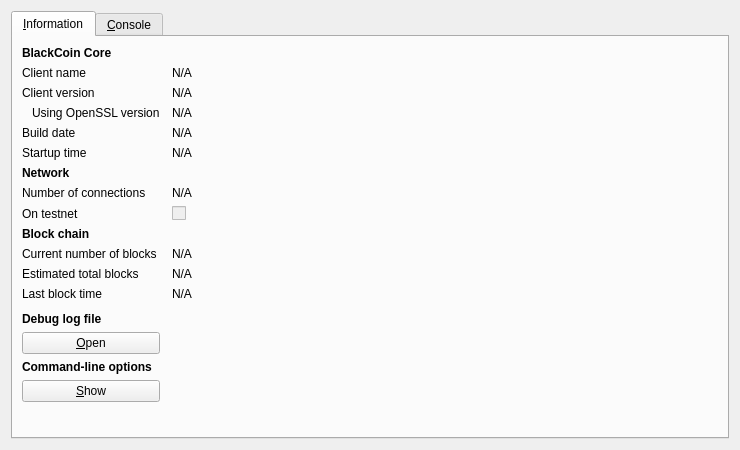
Before: the Qt Designer form src/qt/forms/rpcconsole.ui in hanxianzhai/poscoin, drawn with Qt 5.
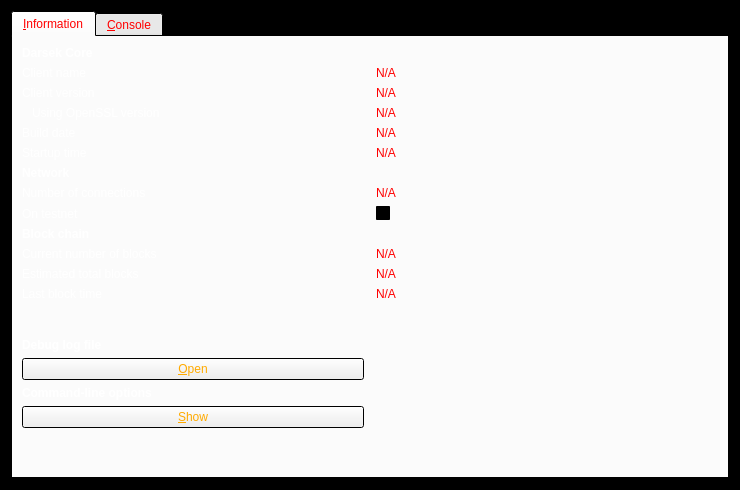
After: the same form once the commit is applied. Icons and pictures are not drawn.

The edit to the form file:
```diff
--- a/src/qt/forms/rpcconsole.ui
+++ b/src/qt/forms/rpcconsole.ui
@@ -7,9 +7,127 @@
     <x>0</x>
     <y>0</y>
     <width>740</width>
-    <height>450</height>
+    <height>490</height>
    </rect>
   </property>
+  <property name="palette">
+   <palette>
+    <active>
+     <colorrole role="WindowText">
+      <brush brushstyle="SolidPattern">
+       <color alpha="255">
+        <red>255</red>
+        <green>0</green>
+        <blue>0</blue>
+       </color>
+      </brush>
+     </colorrole>
+     <colorrole role="Text">
+      <brush brushstyle="SolidPattern">
+       <color alpha="255">
+        <red>255</red>
+        <green>170</green>
+        <blue>0</blue>
+       </color>
+      </brush>
+     </colorrole>
+     <colorrole role="Base">
+      <brush brushstyle="SolidPattern">
+       <color alpha="255">
+        <red>255</red>
+        <green>255</green>
+        <blue>255</blue>
+       </color>
+      </brush>
+     </colorrole>
+     <colorrole role="Window">
+      <brush brushstyle="SolidPattern">
+       <color alpha="255">
+        <red>0</red>
+        <green>0</green>
+        <blue>0</blue>
+       </color>
+      </brush>
+     </colorrole>
+    </active>
+    <inactive>
+     <colorrole role="WindowText">
+      <brush brushstyle="SolidPattern">
+       <color alpha="255">
+        <red>255</red>
+        <green>0</green>
+        <blue>0</blue>
+       </color>
+      </brush>
+     </colorrole>
+     <colorrole role="Text">
+      <brush brushstyle="SolidPattern">
+       <color alpha="255">
+        <red>255</red>
+        <green>170</green>
+        <blue>0</blue>
+       </color>
+      </brush>
+     </colorrole>
+     <colorrole role="Base">
+      <brush brushstyle="SolidPattern">
+       <color alpha="255">
+        <red>255</red>
+        <green>255</green>
+        <blue>255</blue>
+       </color>
+      </brush>
+     </colorrole>
+     <colorrole role="Window">
+      <brush brushstyle="SolidPattern">
+       <color alpha="255">
+        <red>0</red>
+        <green>0</green>
+        <blue>0</blue>
+       </color>
+      </brush>
+     </colorrole>
+    </inactive>
+    <disabled>
+     <colorrole role="WindowText">
+      <brush brushstyle="SolidPattern">
+       <color alpha="255">
+        <red>132</red>
+        <green>132</green>
+        <blue>132</blue>
+       </color>
+      </brush>
+     </colorrole>
+     <colorrole role="Text">
+      <brush brushstyle="SolidPattern">
+       <color alpha="255">
+        <red>132</red>
+        <green>132</green>
+        <blue>132</blue>
+       </color>
+      </brush>
+     </colorrole>
+     <colorrole role="Base">
+      <brush brushstyle="SolidPattern">
+       <color alpha="255">
+        <red>0</red>
+        <green>0</green>
+        <blue>0</blue>
+       </color>
+      </brush>
+     </colorrole>
+     <colorrole role="Window">
+      <brush brushstyle="SolidPattern">
+       <color alpha="255">
+        <red>0</red>
+        <green>0</green>
+        <blue>0</blue>
+       </color>
+      </brush>
+     </colorrole>
+    </disabled>
+   </palette>
+  </property>
   <property name="windowTitle">
    <string>BlackCoin - Debug window</string>
   </property>
@@ -23,12 +141,49 @@
       <attribute name="title">
        <string>&amp;Information</string>
       </attribute>
-      <layout class="QGridLayout" name="gridLayout" columnstretch="0,1">
+      <layout class="QGridLayout" name="gridLayout" columnstretch="0,0">
        <property name="horizontalSpacing">
         <number>12</number>
        </property>
-       <item row="0" column="0">
-        <widget class="QLabel" name="label_9">
+       <item row="14" column="0">
+        <widget class="QLabel" name="labelDebugLogfile">
+         <property name="palette">
+          <palette>
+           <active>
+            <colorrole role="WindowText">
+             <brush brushstyle="SolidPattern">
+              <color alpha="255">
+               <red>255</red>
+               <green>255</green>
+               <blue>255</blue>
+              </color>
+             </brush>
+            </colorrole>
+           </active>
+           <inactive>
+            <colorrole role="WindowText">
+             <brush brushstyle="SolidPattern">
+              <color alpha="255">
+               <red>255</red>
+               <green>255</green>
+               <blue>255</blue>
+              </color>
+             </brush>
+            </colorrole>
+           </inactive>
+           <disabled>
+            <colorrole role="WindowText">
+             <brush brushstyle="SolidPattern">
+              <color alpha="255">
+               <red>132</red>
+               <green>132</green>
+               <blue>132</blue>
+              </color>
+             </brush>
+            </colorrole>
+           </disabled>
+          </palette>
+         </property>
          <property name="font">
           <font>
            <weight>75</weight>
@@ -36,22 +191,18 @@
           </font>
          </property>
          <property name="text">
-          <string>BlackCoin Core</string>
+          <string>Debug log file</string>
          </property>
         </widget>
        </item>
-       <item row="1" column="0">
-        <widget class="QLabel" name="label_5">
-         <property name="text">
-          <string>Client name</string>
-         </property>
-        </widget>
-       </item>
-       <item row="1" column="1">
-        <widget class="QLabel" name="clientName">
+       <item row="10" column="1">
+        <widget class="QLabel" name="numberOfBlocks">
          <property name="cursor">
           <cursorShape>IBeamCursor</cursorShape>
          </property>
+         <property name="styleSheet">
+          <string notr="true">color: rgb(255, 0, 0);</string>
+         </property>
          <property name="text">
           <string>N/A</string>
          </property>
@@ -63,18 +214,58 @@
          </property>
         </widget>
        </item>
-       <item row="2" column="0">
-        <widget class="QLabel" name="label_6">
+       <item row="10" column="0">
+        <widget class="QLabel" name="label_3">
+         <property name="palette">
+          <palette>
+           <active>
+            <colorrole role="WindowText">
+             <brush brushstyle="SolidPattern">
+              <color alpha="255">
+               <red>255</red>
+               <green>255</green>
+               <blue>255</blue>
+              </color>
+             </brush>
+            </colorrole>
+           </active>
+           <inactive>
+            <colorrole role="WindowText">
+             <brush brushstyle="SolidPattern">
+              <color alpha="255">
+               <red>255</red>
+               <green>255</green>
+               <blue>255</blue>
+              </color>
+             </brush>
+            </colorrole>
+           </inactive>
+           <disabled>
+            <colorrole role="WindowText">
+             <brush brushstyle="SolidPattern">
+              <color alpha="255">
+               <red>132</red>
+               <green>132</green>
+               <blue>132</blue>
+              </color>
+             </brush>
+            </colorrole>
+           </disabled>
+          </palette>
+         </property>
          <property name="text">
-          <string>Client version</string>
+          <string>Current number of blocks</string>
          </property>
         </widget>
        </item>
-       <item row="2" column="1">
-        <widget class="QLabel" name="clientVersion">
+       <item row="4" column="1">
+        <widget class="QLabel" name="buildDate">
          <property name="cursor">
           <cursorShape>IBeamCursor</cursorShape>
          </property>
+         <property name="styleSheet">
+          <string notr="true">color: rgb(255, 0, 0);</string>
+         </property>
          <property name="text">
           <string>N/A</string>
          </property>
@@ -86,8 +277,133 @@
          </property>
         </widget>
        </item>
+       <item row="12" column="0">
+        <widget class="QLabel" name="label_2">
+         <property name="palette">
+          <palette>
+           <active>
+            <colorrole role="WindowText">
+             <brush brushstyle="SolidPattern">
+              <color alpha="255">
+               <red>255</red>
+               <green>255</green>
+               <blue>255</blue>
+              </color>
+             </brush>
+            </colorrole>
+           </active>
+           <inactive>
+            <colorrole role="WindowText">
+             <brush brushstyle="SolidPattern">
+              <color alpha="255">
+               <red>255</red>
+               <green>255</green>
+               <blue>255</blue>
+              </color>
+             </brush>
+            </colorrole>
+           </inactive>
+           <disabled>
+            <colorrole role="WindowText">
+             <brush brushstyle="SolidPattern">
+              <color alpha="255">
+               <red>132</red>
+               <green>132</green>
+               <blue>132</blue>
+              </color>
+             </brush>
+            </colorrole>
+           </disabled>
+          </palette>
+         </property>
+         <property name="text">
+          <string>Last block time</string>
+         </property>
+        </widget>
+       </item>
+       <item row="7" column="0">
+        <widget class="QLabel" name="label_7">
+         <property name="palette">
+          <palette>
+           <active>
+            <colorrole role="WindowText">
+             <brush brushstyle="SolidPattern">
+              <color alpha="255">
+               <red>255</red>
+               <green>255</green>
+               <blue>255</blue>
+              </color>
+             </brush>
+            </colorrole>
+           </active>
+           <inactive>
+            <colorrole role="WindowText">
+             <brush brushstyle="SolidPattern">
+              <color alpha="255">
+               <red>255</red>
+               <green>255</green>
+               <blue>255</blue>
+              </color>
+             </brush>
+            </colorrole>
+           </inactive>
+           <disabled>
+            <colorrole role="WindowText">
+             <brush brushstyle="SolidPattern">
+              <color alpha="255">
+               <red>132</red>
+               <green>132</green>
+               <blue>132</blue>
+              </color>
+             </brush>
+            </colorrole>
+           </disabled>
+          </palette>
+         </property>
+         <property name="text">
+          <string>Number of connections</string>
+         </property>
+        </widget>
+       </item>
        <item row="3" column="0">
         <widget class="QLabel" name="label_14">
+         <property name="palette">
+          <palette>
+           <active>
+            <colorrole role="WindowText">
+             <brush brushstyle="SolidPattern">
+              <color alpha="255">
+               <red>255</red>
+               <green>255</green>
+               <blue>255</blue>
+              </color>
+             </brush>
+            </colorrole>
+           </active>
+           <inactive>
+            <colorrole role="WindowText">
+             <brush brushstyle="SolidPattern">
+              <color alpha="255">
+               <red>255</red>
+               <green>255</green>
+               <blue>255</blue>
+              </color>
+             </brush>
+            </colorrole>
+           </inactive>
+           <disabled>
+            <colorrole role="WindowText">
+             <brush brushstyle="SolidPattern">
+              <color alpha="255">
+               <red>132</red>
+               <green>132</green>
+               <blue>132</blue>
+              </color>
+             </brush>
+            </colorrole>
+           </disabled>
+          </palette>
+         </property>
          <property name="text">
           <string>Using OpenSSL version</string>
          </property>
@@ -96,35 +412,15 @@
          </property>
         </widget>
        </item>
-       <item row="3" column="1">
-        <widget class="QLabel" name="openSSLVersion">
+       <item row="1" column="1">
+        <widget class="QLabel" name="clientName">
          <property name="cursor">
           <cursorShape>IBeamCursor</cursorShape>
          </property>
-         <property name="text">
-          <string>N/A</string>
+         <property name="styleSheet">
+          <string notr="true">color: rgb(255, 0, 0);</string>
          </property>
-         <property name="textFormat">
-          <enum>Qt::PlainText</enum>
-         </property>
-         <property name="textInteractionFlags">
-          <set>Qt::LinksAccessibleByMouse|Qt::TextSelectableByKeyboard|Qt::TextSelectableByMouse</set>
-         </property>
-        </widget>
-       </item>
-       <item row="4" column="0">
-        <widget class="QLabel" name="label_12">
          <property name="text">
-          <string>Build date</string>
-         </property>
-        </widget>
-       </item>
-       <item row="4" column="1">
-        <widget class="QLabel" name="buildDate">
-         <property name="cursor">
-          <cursorShape>IBeamCursor</cursorShape>
-         </property>
-         <property name="text">
           <string>N/A</string>
          </property>
          <property name="textFormat">
@@ -135,18 +431,14 @@
          </property>
         </widget>
        </item>
-       <item row="5" column="0">
-        <widget class="QLabel" name="label_13">
-         <property name="text">
-          <string>Startup time</string>
-         </property>
-        </widget>
-       </item>
-       <item row="5" column="1">
-        <widget class="QLabel" name="startupTime">
+       <item row="7" column="1">
+        <widget class="QLabel" name="numberOfConnections">
          <property name="cursor">
           <cursorShape>IBeamCursor</cursorShape>
          </property>
+         <property name="styleSheet">
+          <string notr="true">color: rgb(255, 0, 0);</string>
+         </property>
          <property name="text">
           <string>N/A</string>
          </property>
@@ -160,6 +452,43 @@
        </item>
        <item row="6" column="0">
         <widget class="QLabel" name="label_11">
+         <property name="palette">
+          <palette>
+           <active>
+            <colorrole role="WindowText">
+             <brush brushstyle="SolidPattern">
+              <color alpha="255">
+               <red>255</red>
+               <green>255</green>
+               <blue>255</blue>
+              </color>
+             </brush>
+            </colorrole>
+           </active>
+           <inactive>
+            <colorrole role="WindowText">
+             <brush brushstyle="SolidPattern">
+              <color alpha="255">
+               <red>255</red>
+               <green>255</green>
+               <blue>255</blue>
+              </color>
+             </brush>
+            </colorrole>
+           </inactive>
+           <disabled>
+            <colorrole role="WindowText">
+             <brush brushstyle="SolidPattern">
+              <color alpha="255">
+               <red>132</red>
+               <green>132</green>
+               <blue>132</blue>
+              </color>
+             </brush>
+            </colorrole>
+           </disabled>
+          </palette>
+         </property>
          <property name="font">
           <font>
            <weight>75</weight>
@@ -171,71 +500,58 @@
          </property>
         </widget>
        </item>
-       <item row="7" column="0">
-        <widget class="QLabel" name="label_7">
-         <property name="text">
-          <string>Number of connections</string>
+       <item row="2" column="0">
+        <widget class="QLabel" name="label_6">
+         <property name="palette">
+          <palette>
+           <active>
+            <colorrole role="WindowText">
+             <brush brushstyle="SolidPattern">
+              <color alpha="255">
+               <red>255</red>
+               <green>255</green>
+               <blue>255</blue>
+              </color>
+             </brush>
+            </colorrole>
+           </active>
+           <inactive>
+            <colorrole role="WindowText">
+             <brush brushstyle="SolidPattern">
+              <color alpha="255">
+               <red>255</red>
+               <green>255</green>
+               <blue>255</blue>
+              </color>
+             </brush>
+            </colorrole>
+           </inactive>
+           <disabled>
+            <colorrole role="WindowText">
+             <brush brushstyle="SolidPattern">
+              <color alpha="255">
+               <red>132</red>
+               <green>132</green>
+               <blue>132</blue>
+              </color>
+             </brush>
+            </colorrole>
+           </disabled>
+          </palette>
          </property>
-        </widget>
-       </item>
-       <item row="7" column="1">
-        <widget class="QLabel" name="numberOfConnections">
-         <property name="cursor">
-          <cursorShape>IBeamCursor</cursorShape>
-         </property>
          <property name="text">
-          <string>N/A</string>
+          <string>Client version</string>
          </property>
-         <property name="textFormat">
-          <enum>Qt::PlainText</enum>
-         </property>
-         <property name="textInteractionFlags">
-          <set>Qt::LinksAccessibleByMouse|Qt::TextSelectableByKeyboard|Qt::TextSelectableByMouse</set>
-         </property>
         </widget>
        </item>
-       <item row="8" column="0">
-        <widget class="QLabel" name="label_8">
-         <property name="text">
-          <string>On testnet</string>
-         </property>
-        </widget>
-       </item>
-       <item row="8" column="1">
-        <widget class="QCheckBox" name="isTestNet">
-         <property name="enabled">
-          <bool>false</bool>
-         </property>
-         <property name="text">
-          <string/>
-         </property>
-        </widget>
-       </item>
-       <item row="9" column="0">
-        <widget class="QLabel" name="label_10">
-         <property name="font">
-          <font>
-           <weight>75</weight>
-           <bold>true</bold>
-          </font>
-         </property>
-         <property name="text">
-          <string>Block chain</string>
-         </property>
-        </widget>
-       </item>
-       <item row="10" column="0">
-        <widget class="QLabel" name="label_3">
-         <property name="text">
-          <string>Current number of blocks</string>
-         </property>
-        </widget>
-       </item>
-       <item row="10" column="1">
-        <widget class="QLabel" name="numberOfBlocks">
+       <item row="5" column="1">
+        <widget class="QLabel" name="startupTime">
          <property name="cursor">
           <cursorShape>IBeamCursor</cursorShape>
          </property>
+         <property name="styleSheet">
+          <string notr="true">color: rgb(255, 0, 0);</string>
+         </property>
          <property name="text">
           <string>N/A</string>
          </property>
@@ -249,16 +565,156 @@
        </item>
        <item row="11" column="0">
         <widget class="QLabel" name="label_4">
+         <property name="palette">
+          <palette>
+           <active>
+            <colorrole role="WindowText">
+             <brush brushstyle="SolidPattern">
+              <color alpha="255">
+               <red>255</red>
+               <green>255</green>
+               <blue>255</blue>
+              </color>
+             </brush>
+            </colorrole>
+           </active>
+           <inactive>
+            <colorrole role="WindowText">
+             <brush brushstyle="SolidPattern">
+              <color alpha="255">
+               <red>255</red>
+               <green>255</green>
+               <blue>255</blue>
+              </color>
+             </brush>
+            </colorrole>
+           </inactive>
+           <disabled>
+            <colorrole role="WindowText">
+             <brush brushstyle="SolidPattern">
+              <color alpha="255">
+               <red>132</red>
+               <green>132</green>
+               <blue>132</blue>
+              </color>
+             </brush>
+            </colorrole>
+           </disabled>
+          </palette>
+         </property>
          <property name="text">
           <string>Estimated total blocks</string>
          </property>
         </widget>
        </item>
+       <item row="15" column="0">
+        <widget class="QPushButton" name="openDebugLogfileButton">
+         <property name="palette">
+          <palette>
+           <active>
+            <colorrole role="ButtonText">
+             <brush brushstyle="SolidPattern">
+              <color alpha="255">
+               <red>255</red>
+               <green>170</green>
+               <blue>0</blue>
+              </color>
+             </brush>
+            </colorrole>
+           </active>
+           <inactive>
+            <colorrole role="ButtonText">
+             <brush brushstyle="SolidPattern">
+              <color alpha="255">
+               <red>255</red>
+               <green>170</green>
+               <blue>0</blue>
+              </color>
+             </brush>
+            </colorrole>
+           </inactive>
+           <disabled>
+            <colorrole role="ButtonText">
+             <brush brushstyle="SolidPattern">
+              <color alpha="255">
+               <red>132</red>
+               <green>132</green>
+               <blue>132</blue>
+              </color>
+             </brush>
+            </colorrole>
+           </disabled>
+          </palette>
+         </property>
+         <property name="toolTip">
+          <string>Open the Darsek debug log file from the current data directory. This can take a few seconds for large log files.</string>
+         </property>
+         <property name="text">
+          <string>&amp;Open</string>
+         </property>
+         <property name="autoDefault">
+          <bool>false</bool>
+         </property>
+        </widget>
+       </item>
+       <item row="16" column="0">
+        <widget class="QLabel" name="labelCLOptions">
+         <property name="palette">
+          <palette>
+           <active>
+            <colorrole role="WindowText">
+             <brush brushstyle="SolidPattern">
+              <color alpha="255">
+               <red>255</red>
+               <green>255</green>
+               <blue>255</blue>
+              </color>
+             </brush>
+            </colorrole>
+           </active>
+           <inactive>
+            <colorrole role="WindowText">
+             <brush brushstyle="SolidPattern">
+              <color alpha="255">
+               <red>255</red>
+               <green>255</green>
+               <blue>255</blue>
+              </color>
+             </brush>
+            </colorrole>
+           </inactive>
+           <disabled>
+            <colorrole role="WindowText">
+             <brush brushstyle="SolidPattern">
+              <color alpha="255">
+               <red>132</red>
+               <green>132</green>
+               <blue>132</blue>
+              </color>
+             </brush>
+            </colorrole>
+           </disabled>
+          </palette>
+         </property>
+         <property name="font">
+          <font>
+           <weight>75</weight>
+           <bold>true</bold>
+          </font>
+         </property>
+         <property name="text">
+          <string>Command-line options</string>
+         </property>
+        </widget>
+       </item>
        <item row="11" column="1">
         <widget class="QLabel" name="totalBlocks">
          <property name="cursor">
           <cursorShape>IBeamCursor</cursorShape>
          </property>
+         <property name="styleSheet">
+          <string notr="true">color: rgb(255, 0, 0);</string>
+         </property>
          <property name="text">
           <string>N/A</string>
          </property>
@@ -270,18 +726,14 @@
          </property>
         </widget>
        </item>
-       <item row="12" column="0">
-        <widget class="QLabel" name="label_2">
-         <property name="text">
-          <string>Last block time</string>
-         </property>
-        </widget>
-       </item>
        <item row="12" column="1">
         <widget class="QLabel" name="lastBlockTime">
          <property name="cursor">
           <cursorShape>IBeamCursor</cursorShape>
          </property>
+         <property name="styleSheet">
+          <string notr="true">color: rgb(255, 0, 0);</string>
+         </property>
          <property name="text">
           <string>N/A</string>
          </property>
@@ -306,8 +758,89 @@
          </property>
         </spacer>
        </item>
-       <item row="14" column="0">
-        <widget class="QLabel" name="labelDebugLogfile">
+       <item row="1" column="0">
+        <widget class="QLabel" name="label_5">
+         <property name="palette">
+          <palette>
+           <active>
+            <colorrole role="WindowText">
+             <brush brushstyle="SolidPattern">
+              <color alpha="255">
+               <red>255</red>
+               <green>255</green>
+               <blue>255</blue>
+              </color>
+             </brush>
+            </colorrole>
+           </active>
+           <inactive>
+            <colorrole role="WindowText">
+             <brush brushstyle="SolidPattern">
+              <color alpha="255">
+               <red>255</red>
+               <green>255</green>
+               <blue>255</blue>
+              </color>
+             </brush>
+            </colorrole>
+           </inactive>
+           <disabled>
+            <colorrole role="WindowText">
+             <brush brushstyle="SolidPattern">
+              <color alpha="255">
+               <red>132</red>
+               <green>132</green>
+               <blue>132</blue>
+              </color>
+             </brush>
+            </colorrole>
+           </disabled>
+          </palette>
+         </property>
+         <property name="text">
+          <string>Client name</string>
+         </property>
+        </widget>
+       </item>
+       <item row="9" column="0">
+        <widget class="QLabel" name="label_10">
+         <property name="palette">
+          <palette>
+           <active>
+            <colorrole role="WindowText">
+             <brush brushstyle="SolidPattern">
+              <color alpha="255">
+               <red>255</red>
+               <green>255</green>
+               <blue>255</blue>
+              </color>
+             </brush>
+            </colorrole>
+           </active>
+           <inactive>
+            <colorrole role="WindowText">
+             <brush brushstyle="SolidPattern">
+              <color alpha="255">
+               <red>255</red>
+               <green>255</green>
+               <blue>255</blue>
+              </color>
+             </brush>
+            </colorrole>
+           </inactive>
+           <disabled>
+            <colorrole role="WindowText">
+             <brush brushstyle="SolidPattern">
+              <color alpha="255">
+               <red>132</red>
+               <green>132</green>
+               <blue>132</blue>
+              </color>
+             </brush>
+            </colorrole>
+           </disabled>
+          </palette>
+         </property>
          <property name="font">
           <font>
            <weight>75</weight>
@@ -315,25 +848,112 @@
           </font>
          </property>
          <property name="text">
-          <string>Debug log file</string>
+          <string>Block chain</string>
          </property>
         </widget>
        </item>
-       <item row="15" column="0">
-        <widget class="QPushButton" name="openDebugLogfileButton">
-         <property name="toolTip">
-          <string>Open the BlackCoin debug log file from the current data directory. This can take a few seconds for large log files.</string>
+       <item row="8" column="0">
+        <widget class="QLabel" name="label_8">
+         <property name="palette">
+          <palette>
+           <active>
+            <colorrole role="WindowText">
+             <brush brushstyle="SolidPattern">
+              <color alpha="255">
+               <red>255</red>
+               <green>255</green>
+               <blue>255</blue>
+              </color>
+             </brush>
+            </colorrole>
+           </active>
+           <inactive>
+            <colorrole role="WindowText">
+             <brush brushstyle="SolidPattern">
+              <color alpha="255">
+               <red>255</red>
+               <green>255</green>
+               <blue>255</blue>
+              </color>
+             </brush>
+            </colorrole>
+           </inactive>
+           <disabled>
+            <colorrole role="WindowText">
+             <brush brushstyle="SolidPattern">
+              <color alpha="255">
+               <red>132</red>
+               <green>132</green>
+               <blue>132</blue>
+              </color>
+             </brush>
+            </colorrole>
+           </disabled>
+          </palette>
          </property>
          <property name="text">
-          <string>&amp;Open</string>
+          <string>On testnet</string>
          </property>
-         <property name="autoDefault">
-          <bool>false</bool>
+        </widget>
+       </item>
+       <item row="3" column="1">
+        <widget class="QLabel" name="openSSLVersion">
+         <property name="cursor">
+          <cursorShape>IBeamCursor</cursorShape>
          </property>
+         <property name="styleSheet">
+          <string notr="true">color: rgb(255, 0, 0);</string>
+         </property>
+         <property name="text">
+          <string>N/A</string>
+         </property>
+         <property name="textFormat">
+          <enum>Qt::PlainText</enum>
+         </property>
+         <property name="textInteractionFlags">
+          <set>Qt::LinksAccessibleByMouse|Qt::TextSelectableByKeyboard|Qt::TextSelectableByMouse</set>
+         </property>
         </widget>
        </item>
-       <item row="16" column="0">
-        <widget class="QLabel" name="labelCLOptions">
+       <item row="0" column="0">
+        <widget class="QLabel" name="label_9">
+         <property name="palette">
+          <palette>
+           <active>
+            <colorrole role="WindowText">
+             <brush brushstyle="SolidPattern">
+              <color alpha="255">
+               <red>255</red>
+               <green>255</green>
+               <blue>255</blue>
+              </color>
+             </brush>
+            </colorrole>
+           </active>
+           <inactive>
+            <colorrole role="WindowText">
+             <brush brushstyle="SolidPattern">
+              <color alpha="255">
+               <red>255</red>
+               <green>255</green>
+               <blue>255</blue>
+              </color>
+             </brush>
+            </colorrole>
+           </inactive>
+           <disabled>
+            <colorrole role="WindowText">
+             <brush brushstyle="SolidPattern">
+              <color alpha="255">
+               <red>132</red>
+               <green>132</green>
+               <blue>132</blue>
+              </color>
+             </brush>
+            </colorrole>
+           </disabled>
+          </palette>
+         </property>
          <property name="font">
           <font>
            <weight>75</weight>
@@ -341,12 +961,49 @@
           </font>
          </property>
          <property name="text">
-          <string>Command-line options</string>
+          <string>Darsek Core</string>
          </property>
         </widget>
        </item>
        <item row="17" column="0">
         <widget class="QPushButton" name="showCLOptionsButton">
+         <property name="palette">
+          <palette>
+           <active>
+            <colorrole role="ButtonText">
+             <brush brushstyle="SolidPattern">
+              <color alpha="255">
+               <red>255</red>
+               <green>170</green>
+               <blue>0</blue>
+              </color>
+             </brush>
+            </colorrole>
+           </active>
+           <inactive>
+            <colorrole role="ButtonText">
+             <brush brushstyle="SolidPattern">
+              <color alpha="255">
+               <red>255</red>
+               <green>170</green>
+               <blue>0</blue>
+              </color>
+             </brush>
+            </colorrole>
+           </inactive>
+           <disabled>
+            <colorrole role="ButtonText">
+             <brush brushstyle="SolidPattern">
+              <color alpha="255">
+               <red>132</red>
+               <green>132</green>
+               <blue>132</blue>
+              </color>
+             </brush>
+            </colorrole>
+           </disabled>
+          </palette>
+         </property>
          <property name="toolTip">
           <string>Show the BlackCoin-Qt help message to get a list with possible BlackCoin command-line options.</string>
          </property>
@@ -371,6 +1028,123 @@
          </property>
         </spacer>
        </item>
+       <item row="2" column="1">
+        <widget class="QLabel" name="clientVersion">
+         <property name="cursor">
+          <cursorShape>IBeamCursor</cursorShape>
+         </property>
+         <property name="styleSheet">
+          <string notr="true">color: rgb(255, 0, 0);</string>
+         </property>
+         <property name="text">
+          <string>N/A</string>
+         </property>
+         <property name="textFormat">
+          <enum>Qt::PlainText</enum>
+         </property>
+         <property name="textInteractionFlags">
+          <set>Qt::LinksAccessibleByMouse|Qt::TextSelectableByKeyboard|Qt::TextSelectableByMouse</set>
+         </property>
+        </widget>
+       </item>
+       <item row="5" column="0">
+        <widget class="QLabel" name="label_13">
+         <property name="palette">
+          <palette>
+           <active>
+            <colorrole role="WindowText">
+             <brush brushstyle="SolidPattern">
+              <color alpha="255">
+               <red>255</red>
+               <green>255</green>
+               <blue>255</blue>
+              </color>
+             </brush>
+            </colorrole>
+           </active>
+           <inactive>
+            <colorrole role="WindowText">
+             <brush brushstyle="SolidPattern">
+              <color alpha="255">
+               <red>255</red>
+               <green>255</green>
+               <blue>255</blue>
+              </color>
+             </brush>
+            </colorrole>
+           </inactive>
+           <disabled>
+            <colorrole role="WindowText">
+             <brush brushstyle="SolidPattern">
+              <color alpha="255">
+               <red>132</red>
+               <green>132</green>
+               <blue>132</blue>
+              </color>
+             </brush>
+            </colorrole>
+           </disabled>
+          </palette>
+         </property>
+         <property name="text">
+          <string>Startup time</string>
+         </property>
+        </widget>
+       </item>
+       <item row="4" column="0">
+        <widget class="QLabel" name="label_12">
+         <property name="palette">
+          <palette>
+           <active>
+            <colorrole role="WindowText">
+             <brush brushstyle="SolidPattern">
+              <color alpha="255">
+               <red>255</red>
+               <green>255</green>
+               <blue>255</blue>
+              </color>
+             </brush>
+            </colorrole>
+           </active>
+           <inactive>
+            <colorrole role="WindowText">
+             <brush brushstyle="SolidPattern">
+              <color alpha="255">
+               <red>255</red>
+               <green>255</green>
+               <blue>255</blue>
+              </color>
+             </brush>
+            </colorrole>
+           </inactive>
+           <disabled>
+            <colorrole role="WindowText">
+             <brush brushstyle="SolidPattern">
+              <color alpha="255">
+               <red>132</red>
+               <green>132</green>
+               <blue>132</blue>
+              </color>
+             </brush>
+            </colorrole>
+           </disabled>
+          </palette>
+         </property>
+         <property name="text">
+          <string>Build date</string>
+         </property>
+        </widget>
+       </item>
+       <item row="8" column="1">
+        <widget class="QCheckBox" name="isTestNet">
+         <property name="enabled">
+          <bool>false</bool>
+         </property>
+         <property name="text">
+          <string/>
+         </property>
+        </widget>
+       </item>
       </layout>
      </widget>
      <widget class="QWidget" name="tab_console">
```
Left out of the diff: 415 changed lines with no effect on the pictures.
